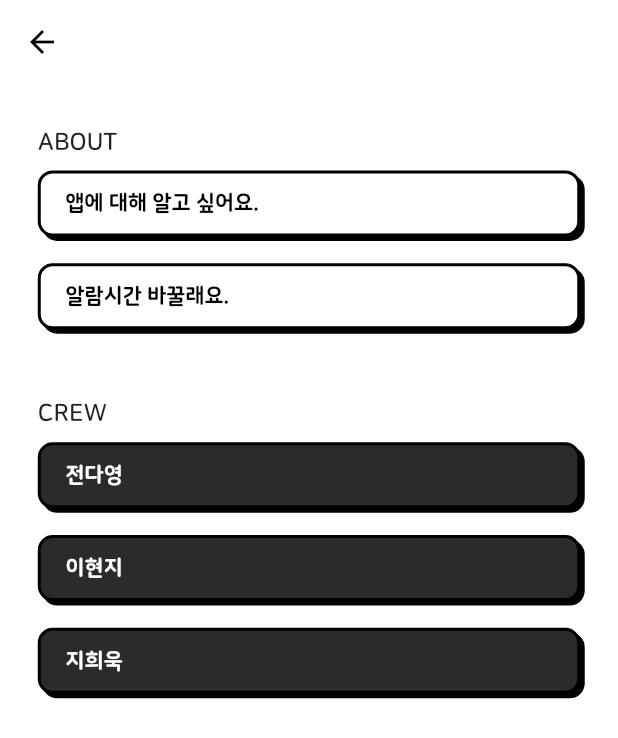
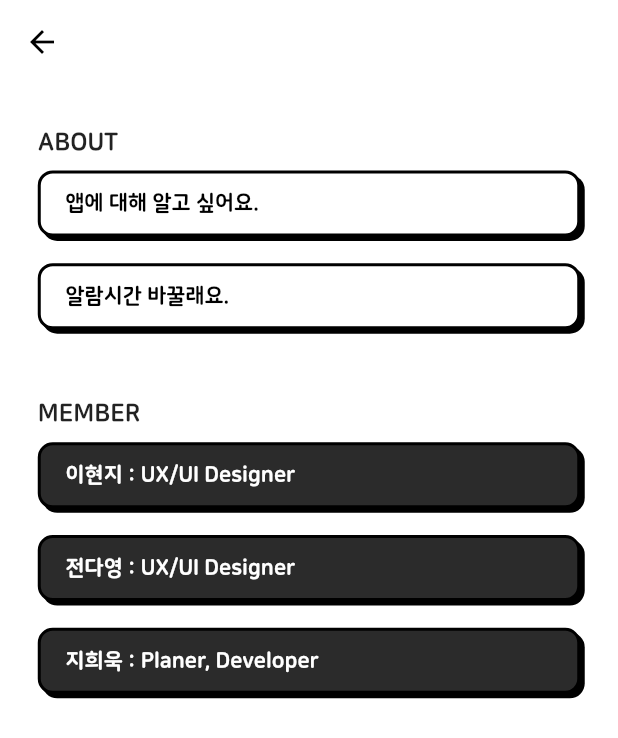
Before and after one commit to Heewookji/dhh_client, a Flutter app: the SettingScreen screen opened by its route, on a phone screen of 412 x 824 dp. Shown: the top 738 px of the screen. Run offline on Flutter 3.47's test engine with Material 2 defaults, Android fonts, the light colour scheme and no system bars; our stand-ins replace built_value, flutter_local_notifications, flutter_native_timezone, flutter_svg, sqflite, timezone; accounts and stored records are empty; generated files the repository leaves out were written again.

```diff
--- a/lib/root_theme.dart
+++ b/lib/root_theme.dart
@@ -35,7 +35,7 @@
         bodyText1:
             TextStyle(fontSize: 14, fontWeight: FontWeight.w700, height: 1.4),
         bodyText2:
-            TextStyle(fontSize: 16, fontWeight: FontWeight.w700, height: 1.4),
+            TextStyle(fontSize: 16, fontWeight: FontWeight.w900, height: 1.4),
         caption:
             TextStyle(fontSize: 12, fontWeight: FontWeight.w700, height: 1.4),
         button: TextStyle(fontSize: 14, fontWeight: FontWeight.w900),
--- a/lib/widgets/custom_raised_button.dart
+++ b/lib/widgets/custom_raised_button.dart
@@ -9,8 +9,8 @@
   final EdgeInsets padding;
 
   CustomRaisedButton(
-    this.color, {
-    this.text,
+    this.text, {
+    this.color = Colors.white,
     this.onPressed,
     this.padding,
     this.alignment,
@@ -36,7 +36,7 @@
         setState(() {
           pressed = false;
         });
-        widget.onPressed();
+        if (widget.onPressed != null) widget.onPressed();
       },
       onTapCancel: () {
         setState(() {
@@ -96,8 +96,10 @@
           border: border,
         ),
         alignment: widget.alignment,
-        padding: EdgeInsets.only(
-            top: widget.padding.top + 4, left: widget.padding.left + 4),
+        padding: widget.padding == null
+            ? EdgeInsets.only(top: 4, left: 4)
+            : EdgeInsets.only(
+                top: widget.padding.top + 4, left: widget.padding.left + 4),
         height: 44,
         child: Text(
           widget.text,
--- a/lib/widgets/setting/about.dart
+++ b/lib/widgets/setting/about.dart
@@ -24,8 +24,7 @@
           ),
           Container(
             child: CustomRaisedButton(
-              Colors.white,
-              text: '앱에 대해 알고 싶어요.',
+              '앱에 대해 알고 싶어요.',
               onPressed: () => _navigateInfo(context),
               alignment: Alignment.centerLeft,
               padding: EdgeInsets.only(left: _bodySize.width * 0.04),
@@ -33,8 +32,7 @@
             margin: EdgeInsets.only(bottom: _bodySize.height * 0.02162),
           ),
           CustomRaisedButton(
-            Colors.white,
-            text: '알람시간 바꿀래요.',
+            '알람시간 바꿀래요.',
             onPressed: () => _navigateAlarm(context),
             alignment: Alignment.centerLeft,
             padding: EdgeInsets.only(left: _bodySize.width * 0.04),
--- a/lib/widgets/setting/crew.dart
+++ b/lib/widgets/setting/crew.dart
@@ -12,13 +12,13 @@
       crossAxisAlignment: CrossAxisAlignment.stretch,
       children: [
         Container(
-          child: Text('CREW'),
+          child: Text('MEMBER'),
           margin: EdgeInsets.only(bottom: _bodySize.height * 0.01082),
         ),
         Container(
           child: CustomRaisedButton(
-            Colors.black,
-            text: '전다영',
+            '이현지 : UX/UI Designer',
+            color: Colors.black,
             onPressed: () {},
             alignment: Alignment.centerLeft,
             padding: EdgeInsets.only(left: _bodySize.width * 0.04),
@@ -27,8 +27,8 @@
         ),
         Container(
           child: CustomRaisedButton(
-            Colors.black,
-            text: '이현지',
+            '전다영 : UX/UI Designer',
+            color: Colors.black,
             onPressed: () {},
             alignment: Alignment.centerLeft,
             padding: EdgeInsets.only(left: _bodySize.width * 0.04),
@@ -37,8 +37,8 @@
         ),
         Container(
           child: CustomRaisedButton(
-            Colors.black,
-            text: '지희욱',
+            '지희욱 : Planer, Developer',
+            color: Colors.black,
             onPressed: () {},
             alignment: Alignment.centerLeft,
             padding: EdgeInsets.only(left: _bodySize.width * 0.04),
```
Also changed, not shown: lib/screens/alarm_screen.dart (+39 -2 lines), lib/services/notification_service.dart (+25 -22 lines).
